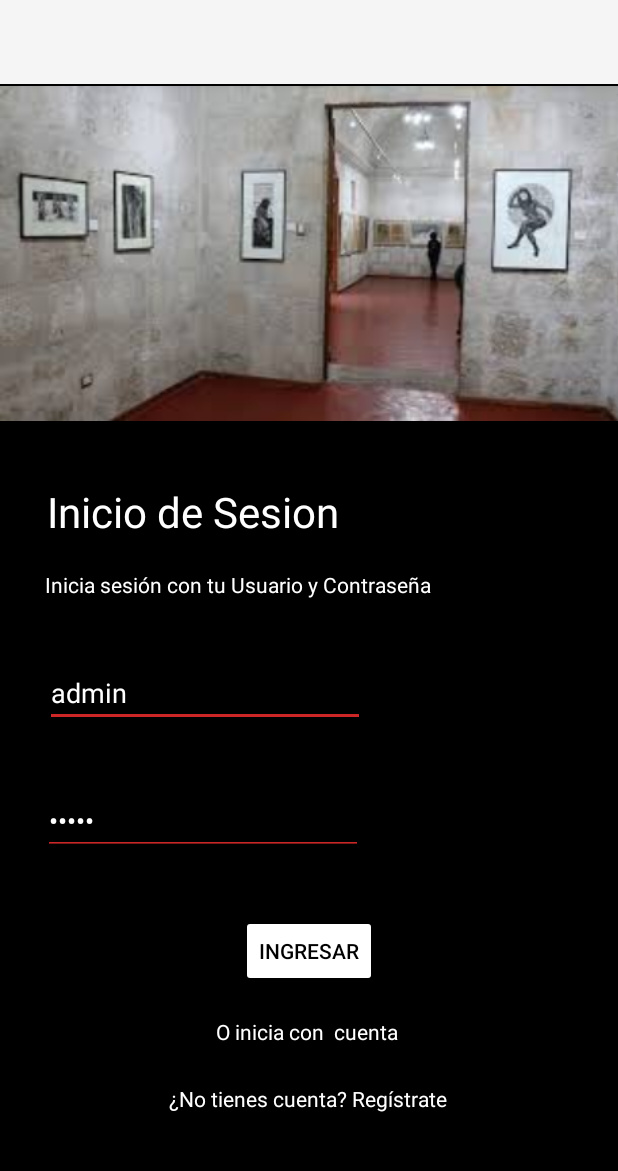
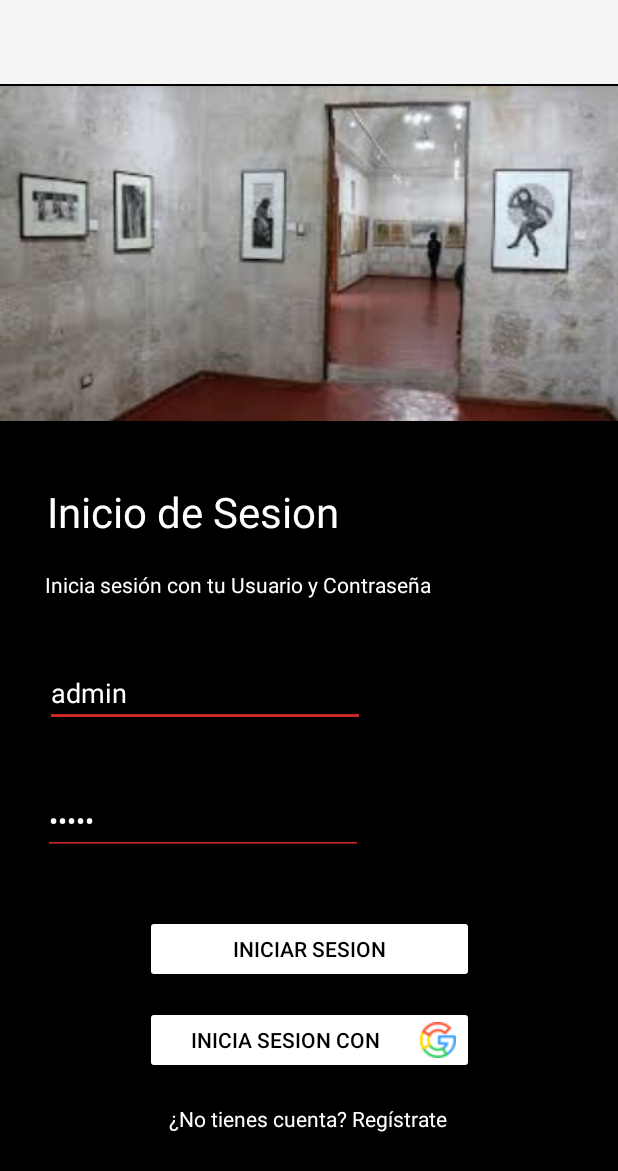
Before and after one commit to AxelAlmonteCuba/ProyectoFinalIDNP, an Android app: the screen it shows after launch (LoginActivity), on a phone screen of 412 x 824 dp. Shown: the top 1171 px of the screen. Run offline under Robolectric (Android 15) with nearby library versions, the phone set to English and light mode, and no system bars.

Commit message:
implementacion de login con google

```diff
--- a/app/src/main/res/layout/fragment_login.xml
+++ b/app/src/main/res/layout/fragment_login.xml
@@ -61,6 +61,7 @@
             android:ems="10"
             android:hint="Correo"
             android:inputType="textEmailAddress"
+            android:text="admin"
             android:textColor="#FFFFFF"
             android:textColorHighlight="@color/white"
             android:textColorHint="@color/white"
@@ -69,16 +70,15 @@
             app:layout_constraintStart_toStartOf="parent"
             app:layout_constraintTop_toBottomOf="@+id/textView2"
             tools:textColor="#FFFFFF"
-            android:text="admin"
             tools:textColorHint="#FFFEFF" />
 
         <Button
             android:id="@+id/btnLogin"
-            android:layout_width="wrap_content"
-            android:layout_height="wrap_content"
+            android:layout_width="219dp"
+            android:layout_height="45dp"
             android:layout_marginTop="40dp"
             android:backgroundTint="@color/white"
-            android:text="Ingresar"
+            android:text="Iniciar sesion"
             android:textColor="@color/black"
             app:layout_constraintEnd_toEndOf="parent"
             app:layout_constraintStart_toStartOf="parent"
@@ -95,8 +95,8 @@
             android:ems="10"
             android:hint="Contraseña"
             android:inputType="textPassword"
+            android:text="admin"
             android:textColor="@color/white"
-            android:text="admin"
             android:textColorHighlight="@color/white"
             android:textColorHint="@color/white"
             app:layout_constraintEnd_toEndOf="parent"
@@ -107,24 +107,29 @@
             android:id="@+id/txtRegistrate"
             android:layout_width="wrap_content"
             android:layout_height="wrap_content"
-            android:layout_marginTop="25dp"
+            android:layout_marginTop="20dp"
             android:text="¿No tienes cuenta? Regístrate"
             android:textColor="@color/white"
             app:layout_constraintEnd_toEndOf="parent"
             app:layout_constraintHorizontal_bias="0.497"
             app:layout_constraintStart_toStartOf="parent"
-            app:layout_constraintTop_toBottomOf="@+id/textView4" />
+            app:layout_constraintTop_toBottomOf="@+id/button" />
 
-        <TextView
-            android:id="@+id/textView4"
-            android:layout_width="wrap_content"
-            android:layout_height="wrap_content"
-            android:layout_marginTop="20dp"
-            android:text="O inicia con  cuenta "
-            android:textColor="@color/white"
+        <Button
+            android:id="@+id/button"
+            android:layout_width="219dp"
+            android:layout_height="45dp"
+            android:layout_marginTop="15dp"
+            android:backgroundTint="@color/white"
+            android:drawableRight="@drawable/google"
+            android:drawablePadding="8dp"
+            android:text="Inicia sesion con"
+            android:textColor="@color/black"
+            android:textSize="14dp"
             app:layout_constraintEnd_toEndOf="parent"
             app:layout_constraintStart_toStartOf="parent"
             app:layout_constraintTop_toBottomOf="@+id/btnLogin" />
 
+
     </androidx.constraintlayout.widget.ConstraintLayout>
 </FrameLayout>
```
Also changed, not shown: app/src/main/res/drawable/google.png (added).
